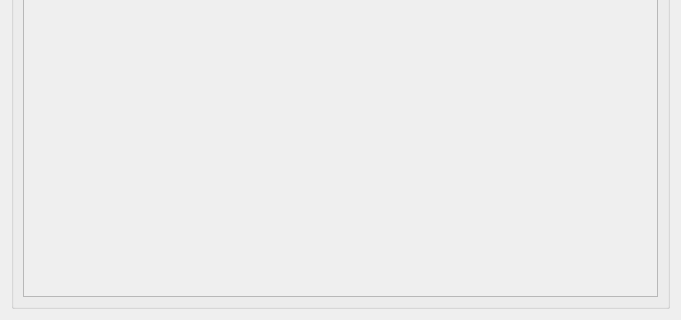
Qt form arho_feature_template/gui/components/library_display_widget.ui (GispoCoding/arho-qgis-plugin) before a commit; both pictures show x 0 to 681 and y 392 to 712 of the 681 by 712 pixel window.
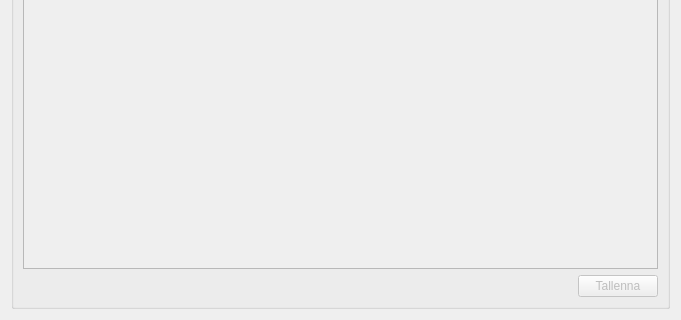
The same form after that commit. Custom widgets are drawn as their Qt base class.

Commit message:
Refactor library dialog
- Replace ok and cancel buttons with close button
- Add button for saving libraries in LibraryDisplayWidget
- Prevent saving library with missing file path, name or content

Patch:
```diff
--- a/arho_feature_template/gui/components/library_display_widget.ui
+++ b/arho_feature_template/gui/components/library_display_widget.ui
@@ -320,6 +320,30 @@
         </property>
        </widget>
       </item>
+      <item>
+       <layout class="QHBoxLayout" name="horizontalLayout">
+        <item>
+         <spacer name="horizontalSpacer">
+          <property name="orientation">
+           <enum>Qt::Horizontal</enum>
+          </property>
+          <property name="sizeHint" stdset="0">
+           <size>
+            <width>40</width>
+            <height>20</height>
+           </size>
+          </property>
+         </spacer>
+        </item>
+        <item>
+         <widget class="QPushButton" name="save_library_btn">
+          <property name="text">
+           <string>Tallenna</string>
+          </property>
+         </widget>
+        </item>
+       </layout>
+      </item>
      </layout>
     </widget>
    </item>
```
Left out of the diff: 2 changed lines with no effect on the pictures. The commit also changes 4 other files.
